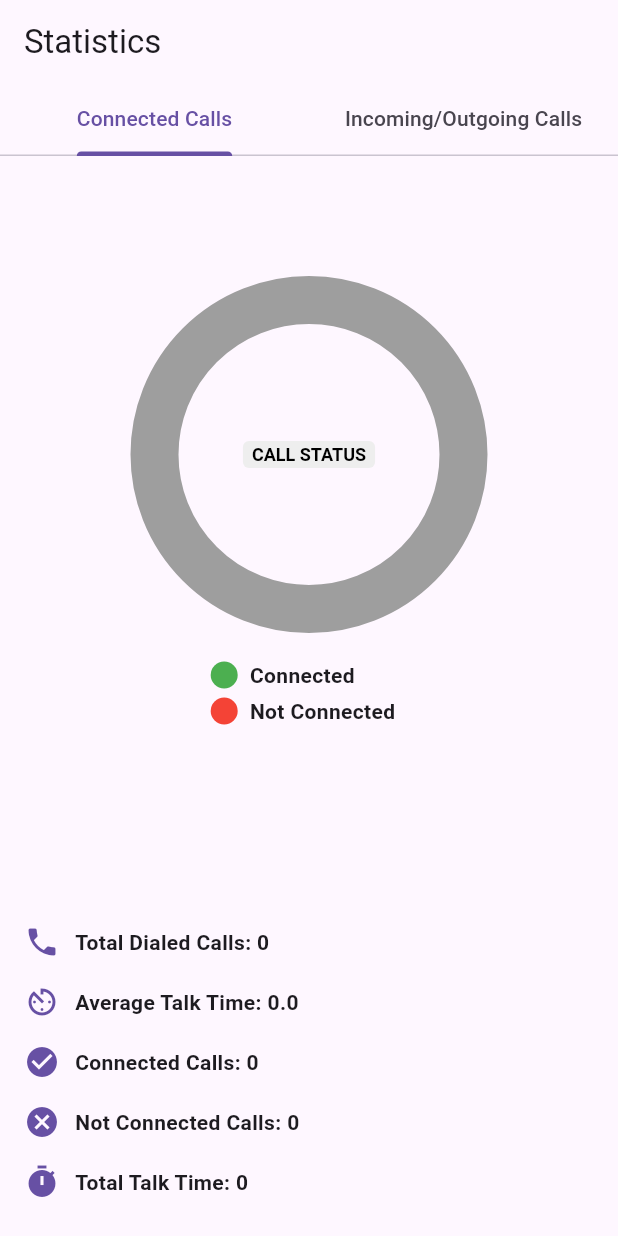
After one commit to sonipalangthod/voila_call_dummy, a Flutter app: the StatisticsPage screen opened directly, on a phone screen of 412 x 824 dp. The commit adds this screen. Run offline on Flutter 3.47's test engine with Material 3 defaults, Android fonts, the phone set to English and light mode, and no system bars; drawn by our look-alikes of pie_chart; our stand-ins replace sqflite; missing offline and left inert: call_log; accounts and stored records are empty.

Commit message:
statistics page

```diff
--- a/lib/main.dart
+++ b/lib/main.dart
@@ -1,8 +1,8 @@
-// main.dart
 import 'package:flutter/material.dart';
 import 'package:voila_call_dummy/screens/call_log_screen.dart';
 import 'package:voila_call_dummy/screens/dialpad_screen.dart';
 import 'package:voila_call_dummy/screens/voila_call_screen.dart';
+import 'package:voila_call_dummy/screens/statistics_page.dart'; // Import your statistics page
 
 void main() {
   runApp(CallLogApp());
@@ -23,7 +23,7 @@ class HomeScreen extends StatelessWidget {
   @override
   Widget build(BuildContext context) {
     return DefaultTabController(
-      length: 3,
+      length: 4, // Increase the length to accommodate the new tab
       child: Scaffold(
         appBar: AppBar(
           title: Text('Voila_Call'),
@@ -32,6 +32,7 @@ class HomeScreen extends StatelessWidget {
               Tab(text: 'Call Log'),
               Tab(text: 'Dialpad'),
               Tab(text: 'Status of call'),
+              Tab(text: 'Statistics'), // Add a new tab for the statistics page
             ],
           ),
         ),
@@ -40,6 +41,7 @@ class HomeScreen extends StatelessWidget {
             CallLogScreen(),
             DialpadScreen(),
             VoilaCallScreen(),
+            StatisticsPage(), // Add the statistics page as a tab
           ],
         ),
       ),
--- a/lib/screens/call_log_screen.dart
+++ b/lib/screens/call_log_screen.dart
@@ -1,6 +1,7 @@
 import 'package:flutter/material.dart';
 import 'package:call_log/call_log.dart';
 import 'contact_details_screen.dart'; // Import the ContactDetailsScreen
+import 'package:url_launcher/url_launcher.dart';
 
 class CallLogScreen extends StatefulWidget {
   @override
@@ -36,9 +37,14 @@ class _CallLogScreenState extends State<CallLogScreen> {
           final call = _callLogs[index];
           return ListTile(
             title: Text(call.name ?? 'Unknown'),
-            subtitle: Text(call.number ?? 'Unknown'),
+            subtitle: Row(
+              children: [
+                Icon(Icons.phone),
+                SizedBox(width: 10),
+                Text(call.number ?? 'Unknown'),
+              ],
+            ),
             trailing: Text(_formatTimestamp(call.timestamp)),
-
             onTap: () {
               // Navigate to ContactDetailsScreen when tapped
               Navigator.push(
@@ -47,6 +53,10 @@ class _CallLogScreenState extends State<CallLogScreen> {
                   builder: (context) => ContactDetailsScreen(call),
                 ),
               );
+            },
+            onLongPress: () {
+              // Make a call when long pressed
+              _makeCall(call.number);
             },
           );
         },
@@ -62,3 +72,14 @@ String _formatTimestamp(int? timestamp) {
   final DateTime dateTime = DateTime.fromMillisecondsSinceEpoch(timestamp);
   return '${dateTime.hour.toString().padLeft(2, '0')}:${dateTime.minute.toString().padLeft(2, '0')}:${dateTime.second.toString().padLeft(2, '0')}';
 }
+
+Future<void> _makeCall(String? phoneNumber) async {
+  if (phoneNumber != null) {
+    final url = 'tel:$phoneNumber';
+    if (await canLaunch(url)) {
+      await launch(url);
+    } else {
+      throw 'Could not launch $url';
+    }
+  }
+}
--- /dev/null
+++ b/lib/screens/statistics_page.dart
@@ -0,0 +1,196 @@
+import 'package:flutter/material.dart';
+import 'package:call_log/call_log.dart';
+import 'package:pie_chart/pie_chart.dart';
+
+class StatisticsPage extends StatefulWidget {
+  @override
+  _StatisticsPageState createState() => _StatisticsPageState();
+}
+
+class _StatisticsPageState extends State<StatisticsPage> {
+  List<CallLogEntry> _callLogs = [];
+  int _totalDialedCalls = 0;
+  int _totalConnectedCalls = 0;
+  int _totalNotConnectedCalls = 0;
+  int _totalTalkTime = 0;
+  double _averageTalkTime = 0;
+
+  @override
+  void initState() {
+    super.initState();
+    _fetchCallLogs();
+  }
+
+  Future<void> _fetchCallLogs() async {
+    Iterable<CallLogEntry> callLogs = await CallLog.get();
+    setState(() {
+      _callLogs = callLogs.toList();
+      _computeStatistics();
+    });
+  }
+
+  void _computeStatistics() {
+    _totalDialedCalls = _callLogs.length;
+    _totalConnectedCalls = _callLogs.where((call) => (call.duration ?? 0) > 0).length;
+    _totalNotConnectedCalls = _callLogs.where((call) => (call.duration ?? 0) == 0).length;
+
+    _totalTalkTime = _callLogs.fold(0, (total, call) => total + (call.duration ?? 0));
+    if (_totalDialedCalls > 0) {
+      _averageTalkTime = _totalTalkTime / _totalDialedCalls;
+    } else {
+      _averageTalkTime = 0;
+    }
+  }
+
+  @override
+  Widget build(BuildContext context) {
+    return DefaultTabController(
+      length: 2, // Set the length property to 2
+      child: Scaffold(
+        appBar: AppBar(
+          title: Text('Statistics'),
+          bottom: TabBar(
+            tabs: [
+              Tab(text: 'Connected Calls'),
+              Tab(text: 'Incoming/Outgoing Calls'),
+            ],
+          ),
+        ),
+        body: Column(
+          children: [
+            Expanded(
+              child: TabBarView(
+                children: [
+                  _buildConnectedCallsTab(),
+                  _buildInOutCallsTab(),
+                ],
+              ),
+            ),
+            _buildCommonStatistics(),
+          ],
+        ),
+      ),
+    );
+  }
+
+  Widget _buildConnectedCallsTab() {
+    Map<String, double> connectedCallsData = {
+      'Connected': _totalConnectedCalls.toDouble(),
+      'Not Connected': _totalNotConnectedCalls.toDouble(),
+    };
+    List<Color> colorList = [
+      Colors.green, // Color for 'Incoming' segment
+      Colors.red, // Color for 'Outgoing' segment
+    ];
+
+    return Padding(
+      padding: EdgeInsets.all(16.0),
+      child: PieChart(
+        dataMap: connectedCallsData,
+        animationDuration: Duration(milliseconds: 800),
+        chartLegendSpacing: 32,
+        chartRadius: MediaQuery.of(context).size.width / 2,
+        initialAngleInDegree: 0,
+        chartType: ChartType.ring,
+        ringStrokeWidth: 32,
+        centerText: "CALL STATUS",
+        legendOptions: LegendOptions(
+          showLegendsInRow: false,
+          legendPosition: LegendPosition.bottom,
+          showLegends: true,
+          legendTextStyle: TextStyle(
+            fontWeight: FontWeight.bold,
+          ),
+        ),
+        chartValuesOptions: ChartValuesOptions(
+          showChartValueBackground: true,
+          showChartValues: true,
+          showChartValuesInPercentage: false,
+          showChartValuesOutside: false,
+          decimalPlaces: 0,
+        ),
+        colorList: colorList,
+      ),
+    );
+  }
+
+  Widget _buildInOutCallsTab() {
+    int totalIncomingCalls = _callLogs.where((call) => call.callType == CallType.incoming).length;
+    int totalOutgoingCalls = _callLogs.where((call) => call.callType == CallType.outgoing).length;
+
+    Map<String, double> inOutCallsData = {
+      'Incoming': totalIncomingCalls.toDouble(),
+      'Outgoing': totalOutgoingCalls.toDouble(),
+    };
+    List<Color> colorList = [
+      Colors.blue, // Color for 'Incoming' segment
+      Colors.green, // Color for 'Outgoing' segment
+    ];
+    return Padding(
+      padding: EdgeInsets.all(16.0),
+      child: PieChart(
+        dataMap: inOutCallsData,
+        animationDuration: Duration(milliseconds: 800),
+        chartLegendSpacing: 32,
+        chartRadius: MediaQuery.of(context).size.width / 2,
+        initialAngleInDegree: 0,
+        chartType: ChartType.ring,
+        ringStrokeWidth: 32,
+        centerText: "CALL TYPE",
+        legendOptions: LegendOptions(
+          showLegendsInRow: false,
+          legendPosition: LegendPosition.bottom,
+          showLegends: true,
+          legendTextStyle: TextStyle(
+            fontWeight: FontWeight.bold,
+          ),
+        ),
+        chartValuesOptions: ChartValuesOptions(
+          showChartValueBackground: true,
+          showChartValues: true,
+          showChartValuesInPercentage: false,
+          showChartValuesOutside: false,
+          decimalPlaces: 0,
+        ),
+        colorList: colorList,
+      ),
+    );
+  }
+
+
+  Widget _buildCommonStatistics() {
+    return Padding(
+      padding: EdgeInsets.all(16.0),
+      child: Column(
+        crossAxisAlignment: CrossAxisAlignment.stretch,
+        children: [
+
+          SizedBox(height: 10),
+          _buildStatisticTile(Icons.phone, 'Total Dialed Calls', _totalDialedCalls),
+          _buildStatisticTile(Icons.av_timer, 'Average Talk Time', _averageTalkTime),
+          _buildStatisticTile(Icons.check_circle, 'Connected Calls', _totalConnectedCalls),
+          _buildStatisticTile(Icons.cancel, 'Not Connected Calls', _totalNotConnectedCalls),
+          _buildStatisticTile(Icons.timer, 'Total Talk Time', _totalTalkTime),
+        ],
+      ),
+    );
+  }
+
+  Widget _buildStatisticTile(IconData icon, String title, dynamic value) {
+    return Padding(
+      padding: EdgeInsets.symmetric(vertical: 8.0),
+      child: Row(
+        children: [
+          Icon(icon, color: Theme.of(context).primaryColor),
+          SizedBox(width: 10),
+          Text(
+            '$title: $value',
+            style: TextStyle(
+              fontWeight: FontWeight.bold,
+            ),
+          ),
+        ],
+      ),
+    );
+  }
+}
--- a/pubspec.yaml
+++ b/pubspec.yaml
@@ -35,6 +35,7 @@ dependencies:
   intl: ^0.17.0
   permission_handler: ^10.2.0
   sqflite: ^2.0.0+3
+  pie_chart: ^5.4.0
 
 
 
```
Also changed, not shown: lib/models/statistics.dart (deleted), lib/screens/statistics_screen.dart (deleted), lib/widgets/callstatus.dart (deleted), pubspec.lock.
